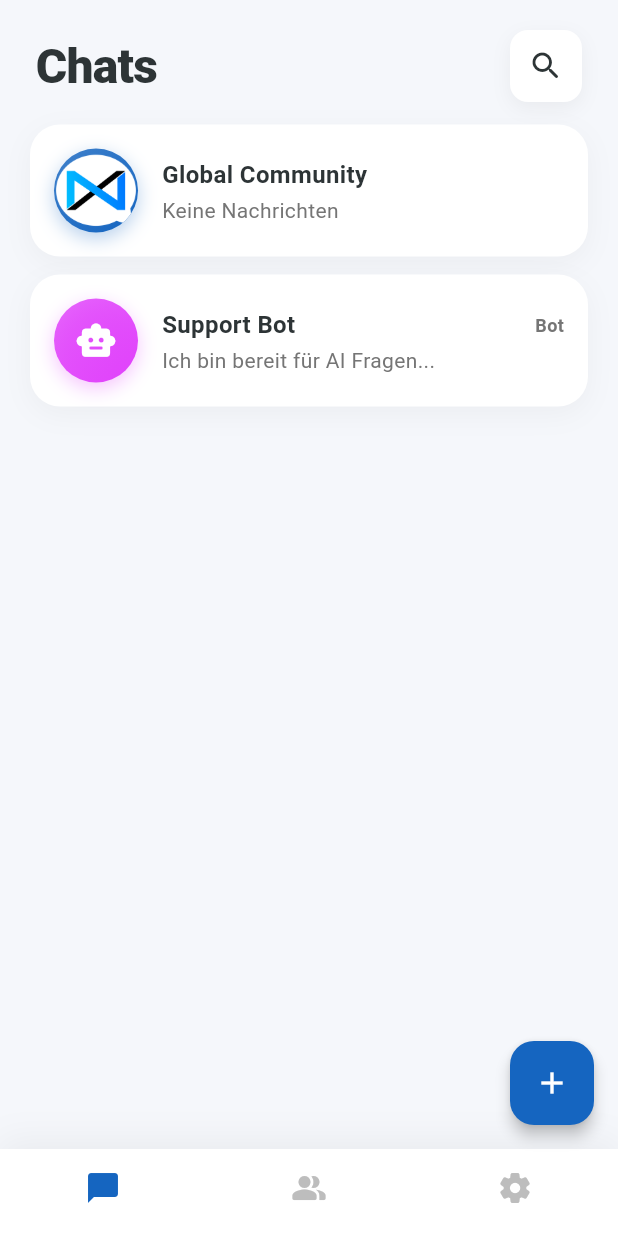
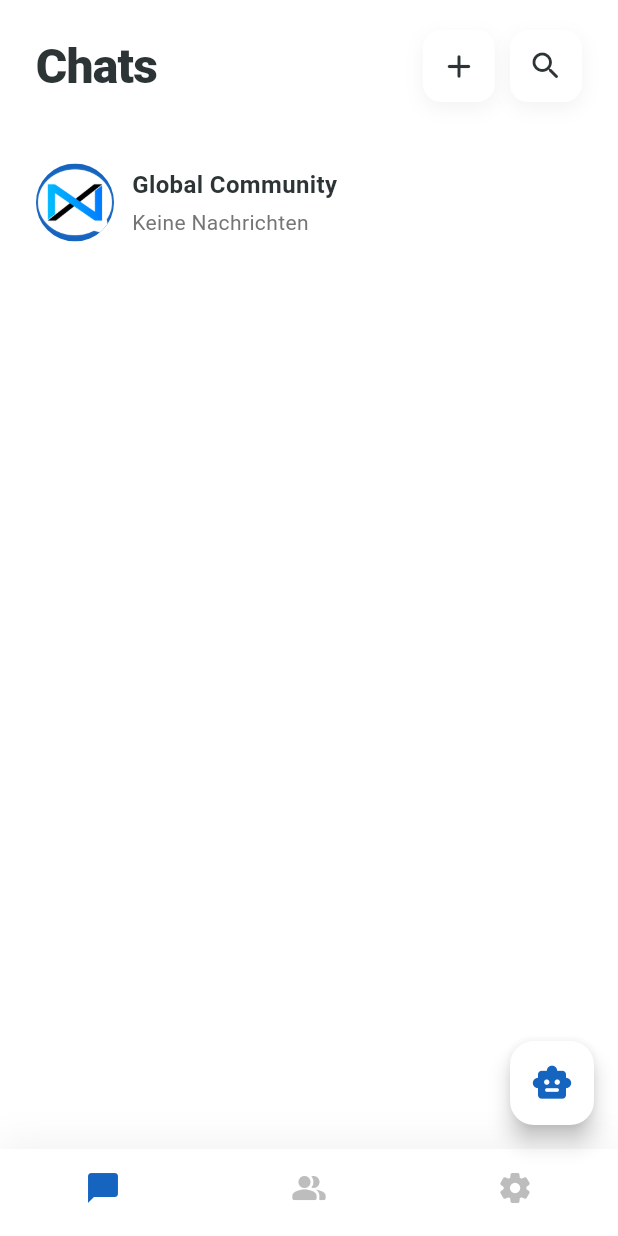
Before and after one commit to Xafe42/NexxChat, a Flutter app: the ChatHomeScreen screen opened by its route, on a phone screen of 412 x 824 dp. Run offline on Flutter 3.47's test engine with Material 3 defaults, Android fonts, the phone set to English and light mode, and no system bars; our stand-ins replace audioplayers, cloud_firestore, firebase_auth, firebase_core, firebase_storage, image_picker and 3 more; missing offline and left inert: zego_uikit_prebuilt_call; accounts and stored records are empty.

Commit message:
Redesign chat home UI: flat Messenger-style list, AI floating button, header plus action, and remove support bot from chat list

```diff
--- a/lib/Screens/chat_home_screen.dart
+++ b/lib/Screens/chat_home_screen.dart
@@ -5,7 +5,6 @@ import 'package:nexxchat_firebase/Screens/SearchUsersScreen.dart';
 import 'package:nexxchat_firebase/Screens/people_screen.dart';
 
 import '../core/services/chat_theme.dart';
-import 'call_screen.dart';
 import 'chat_screen.dart';
 import 'image_bot_screen.dart';
 import 'private_chat_screen.dart';
@@ -35,30 +34,7 @@ class _ChatHomeScreenState extends State<ChatHomeScreen> {
   bool _loadingUserHiddenChats = true;
 
   // Statische Bots (Behalten ihre eigene Farbe, da sie "Brands" sind)
-  final List<Map<String, dynamic>> _staticChats = [
-    {
-      "name": "Support Bot",
-      "message": "Ich bin bereit für AI Fragen...",
-      "time": "Bot",
-      "avatar": null,
-      "icon": Icons.smart_toy_rounded,
-      "isGroup": false,
-      "unread": 0,
-      "color": Colors.purpleAccent,
-    },
-    /*
-    {
-      "name": "AI Image Generator",
-      "message": "Lass uns Bilder erstellen!",
-      "time": "Tool",
-      "avatar": null,
-      "icon": Icons.palette_rounded,
-      "isGroup": false,
-      "unread": 0,
-      "color": Colors.pinkAccent,
-    },
-    */
-  ];
+final List<Map<String, dynamic>> _staticChats = [];
 
   @override
   void initState() {
@@ -189,7 +165,7 @@ class _ChatHomeScreenState extends State<ChatHomeScreen> {
   @override
   Widget build(BuildContext context) {
     final isDark = Theme.of(context).brightness == Brightness.dark;
-    final bgColor = isDark ? const Color(0xFF121212) : const Color(0xFFF5F7FB);
+    final bgColor = isDark ? const Color(0xFF121212) : Colors.white;
     final textColor = isDark ? Colors.white : const Color(0xFF2D3436);
     final subTextColor = isDark ? Colors.grey[400] : Colors.grey[600];
 
@@ -262,13 +238,20 @@ class _ChatHomeScreenState extends State<ChatHomeScreen> {
      floatingActionButton: _selectedIndex == 0
     ? FloatingActionButton(
         onPressed: () {
-                setState(() {
-                  _selectedIndex = 1;
-                });
+          Navigator.push(
+            context,
+            MaterialPageRoute(
+              builder: (_) => const SupportBotScreen(),
+            ),
+          );
         },
-              backgroundColor: accentColor,
-              elevation: 4,
-              child: const Icon(Icons.add, color: Colors.white),
+        backgroundColor: Colors.white,
+        elevation: 6,
+        child: Icon(
+          Icons.smart_toy_rounded, // 🤖 KI icon
+          color: ChatTheme.myBubbleColor, // ولا Colors.purpleAccent
+          size: 28,
+        ),
       )
     : null,
     );
@@ -289,6 +272,28 @@ class _ChatHomeScreenState extends State<ChatHomeScreen> {
             ),
           ),
           const Spacer(),
+           Container(
+          margin: const EdgeInsets.only(right: 10),
+          decoration: BoxDecoration(
+            color: isDark ? Colors.grey[800] : Colors.white,
+            borderRadius: BorderRadius.circular(12),
+            boxShadow: [
+              BoxShadow(
+                color: Colors.black.withOpacity(0.05),
+                blurRadius: 10,
+                offset: const Offset(0, 4),
+              )
+            ],
+          ),
+          child: IconButton(
+            icon: Icon(Icons.add_rounded, color: textColor, size: 26),
+            onPressed: () {
+              setState(() {
+                _selectedIndex = 1;
+              });
+            },
+          ),
+        ),
           Container(
             decoration: BoxDecoration(
               color: isDark ? Colors.grey[800] : Colors.white,
@@ -378,7 +383,7 @@ class _ChatHomeScreenState extends State<ChatHomeScreen> {
 
         return ListView.builder(
           itemCount: totalCount,
-          padding: const EdgeInsets.symmetric(horizontal: 20),
+          padding: const EdgeInsets.only(left: 16, right: 16, top: 6),
           physics: const BouncingScrollPhysics(),
           itemBuilder: (context, index) {
             if (index == 0) return globalChatTile;
@@ -488,7 +493,6 @@ class _ChatHomeScreenState extends State<ChatHomeScreen> {
       },
     );
   }
-
 Widget _buildChatTile(
   Map<String, dynamic> chat, {
   required bool isLive,
@@ -497,36 +501,19 @@ class _ChatHomeScreenState extends State<ChatHomeScreen> {
 }) {
   final isDark = Theme.of(context).brightness == Brightness.dark;
 
-    return Container(
-      margin: const EdgeInsets.only(bottom: 12),
-      decoration: BoxDecoration(
-        color: isDark ? const Color(0xFF1E1E1E) : Colors.white,
-        borderRadius: BorderRadius.circular(20),
-        boxShadow: [
-          BoxShadow(
-            color: Colors.black.withOpacity(0.04),
-            blurRadius: 15,
-            offset: const Offset(0, 5),
-          )
-        ],
-      ),
-      child: Material(
+  return Material(
     color: Colors.transparent,
     child: InkWell(
       onTap: () {
         if (chat['name'] == "Support Bot") {
           Navigator.push(
             context,
-                MaterialPageRoute(
-                  builder: (_) => const SupportBotScreen(),
-                ),
+            MaterialPageRoute(builder: (_) => const SupportBotScreen()),
           );
         } else if (chat['name'] == "AI Image Generator") {
           Navigator.push(
             context,
-                MaterialPageRoute(
-                  builder: (_) => const ImageBotScreen(),
-                ),
+            MaterialPageRoute(builder: (_) => const ImageBotScreen()),
           );
         } else if (isLive) {
           Navigator.pushNamed(context, ChatScreen.screenRoute);
@@ -547,49 +534,39 @@ class _ChatHomeScreenState extends State<ChatHomeScreen> {
           _showChatOptions(chat);
         }
       },
-          borderRadius: BorderRadius.circular(20),
       child: Padding(
-            padding: const EdgeInsets.all(16.0),
-            child: Row(
+        padding: const EdgeInsets.symmetric(horizontal: 8, vertical: 20),
+        child: Column(
           children: [
-                Container(
-                  width: 56,
-                  height: 56,
-                  decoration: BoxDecoration(
-                    shape: BoxShape.circle,
-                    gradient: LinearGradient(
-                      begin: Alignment.topLeft,
-                      end: Alignment.bottomRight,
-                      colors: [
-                        (chat['color'] as Color).withOpacity(0.8),
-                        (chat['color'] as Color),
-                      ],
-                    ),
-                    boxShadow: [
-                      BoxShadow(
-                        color: (chat['color'] as Color).withOpacity(0.3),
-                        blurRadius: 10,
-                        offset: const Offset(0, 4),
-                      )
-                    ],
-                  ),
+            Row(
+              children: [
+                // Avatar
+                SizedBox(
+                  width: 52,
+                  height: 52,
+                  child: ClipOval(
+                    child: Container(
+                      color: (chat['color'] as Color),
                       child: _buildAvatarContent(chat),
                     ),
-                const SizedBox(width: 16),
+                  ),
+                ),
+
+                const SizedBox(width: 12),
+
+                // Name + Message
                 Expanded(
                   child: Column(
                     crossAxisAlignment: CrossAxisAlignment.start,
-                    mainAxisAlignment: MainAxisAlignment.center,
                     children: [
                       Row(
-                        mainAxisAlignment: MainAxisAlignment.spaceBetween,
                         children: [
-                          Flexible(
+                          Expanded(
                             child: Text(
                               chat['name'],
                               style: TextStyle(
                                 fontSize: 16,
-                                fontWeight: FontWeight.bold,
+                                fontWeight: FontWeight.w700,
                                 color: textColor,
                               ),
                               overflow: TextOverflow.ellipsis,
@@ -600,7 +577,7 @@ class _ChatHomeScreenState extends State<ChatHomeScreen> {
                             style: TextStyle(
                               fontSize: 12,
                               color: subTextColor,
-                              fontWeight: FontWeight.w600,
+                              fontWeight: FontWeight.w500,
                             ),
                           ),
                         ],
@@ -616,28 +593,17 @@ class _ChatHomeScreenState extends State<ChatHomeScreen> {
                               style: TextStyle(
                                 fontSize: 14,
                                 color: subTextColor,
-                                height: 1.2,
                               ),
                             ),
                           ),
                           if ((chat['unread'] as int) > 0)
                             Container(
                               margin: const EdgeInsets.only(left: 8),
-                              padding: const EdgeInsets.symmetric(
-                                horizontal: 8,
-                                vertical: 2,
-                              ),
-                              decoration: BoxDecoration(
-                                color: Colors.redAccent,
-                                borderRadius: BorderRadius.circular(10),
-                              ),
-                              child: Text(
-                                chat['unread'].toString(),
-                                style: const TextStyle(
-                                  color: Colors.white,
-                                  fontSize: 10,
-                                  fontWeight: FontWeight.bold,
-                                ),
+                              width: 10,
+                              height: 10,
+                              decoration: const BoxDecoration(
+                                shape: BoxShape.circle,
+                                color: Colors.blue,
                               ),
                             ),
                         ],
@@ -647,6 +613,8 @@ class _ChatHomeScreenState extends State<ChatHomeScreen> {
                 ),
               ],
             ),
+
+          ],
         ),
       ),
     ),
@@ -662,11 +630,9 @@ class _ChatHomeScreenState extends State<ChatHomeScreen> {
     );
   }
   if (chat['avatar'] != null) {
-      return ClipOval(
-        child: Image.asset(
+    return Image.asset(
       chat['avatar'],
       fit: BoxFit.cover,
-        ),
     );
   }
   return Center(
```
Lines whose indentation alone changed are shown as unchanged.
